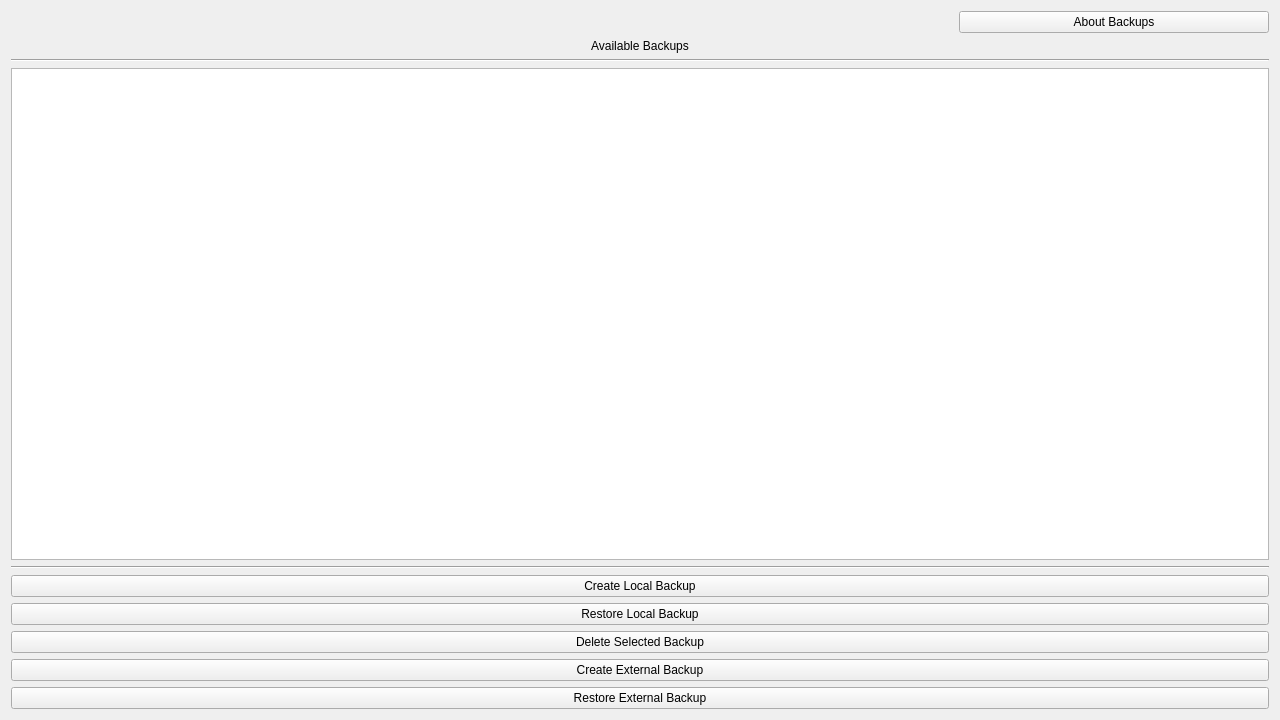
Old version of the form src/gui/widgets/backupwidget.ui in the repository fiffty-50/openPilotLog.
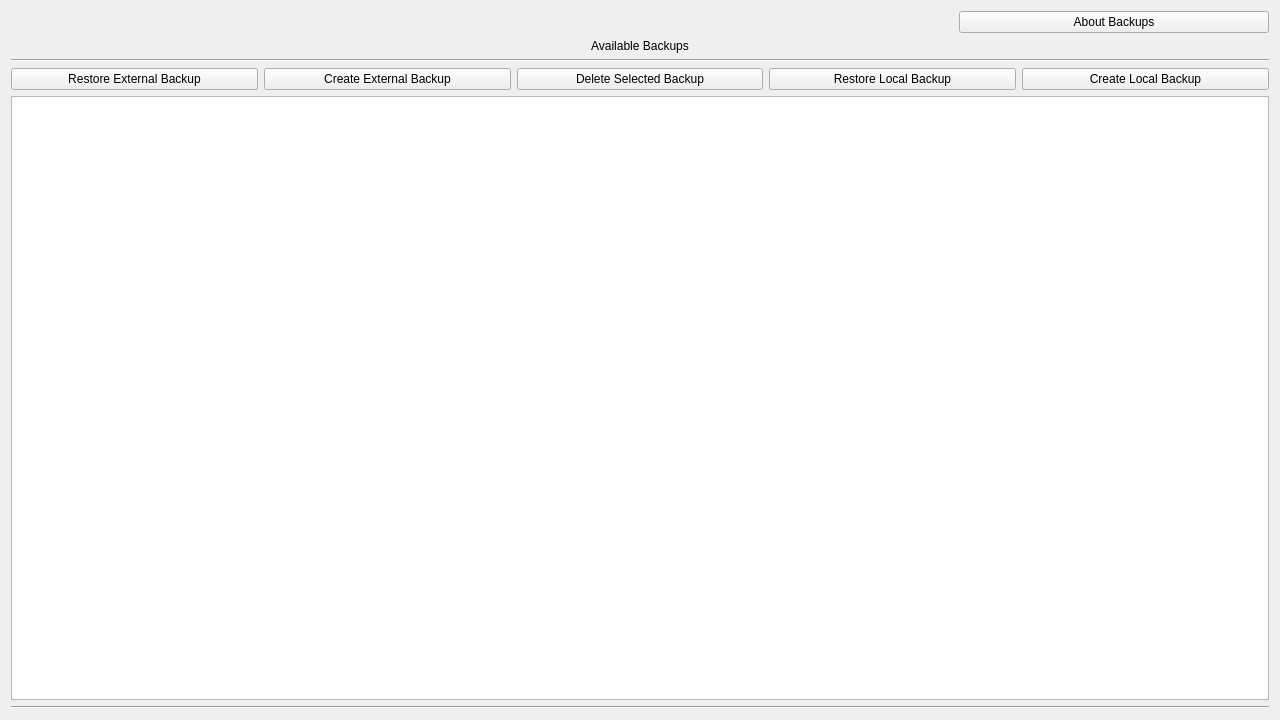
New version of the form.

Commit message:
Begun drafting backupwidget signals, moved buttons up to debug
Begun the plumbing of connecting TableView signals etc.
The window doesnt resize well and had to move buttons over the table because the were under my screen
AMEND: added 2 comments

```diff
--- a/src/gui/widgets/backupwidget.ui
+++ b/src/gui/widgets/backupwidget.ui
@@ -14,8 +14,14 @@
    <string>Form</string>
   </property>
   <layout class="QGridLayout" name="gridLayout">
-   <item row="3" column="0">
+   <item row="4" column="0">
     <widget class="QTableView" name="tableView">
+     <property name="sizePolicy">
+      <sizepolicy hsizetype="Expanding" vsizetype="Expanding">
+       <horstretch>0</horstretch>
+       <verstretch>0</verstretch>
+      </sizepolicy>
+     </property>
      <property name="sizeAdjustPolicy">
       <enum>QAbstractScrollArea::AdjustToContents</enum>
      </property>
@@ -39,7 +45,14 @@
      </attribute>
     </widget>
    </item>
-   <item row="5" column="0">
+   <item row="2" column="0">
+    <widget class="Line" name="line">
+     <property name="orientation">
+      <enum>Qt::Horizontal</enum>
+     </property>
+    </widget>
+   </item>
+   <item row="6" column="0">
     <widget class="Line" name="line_2">
      <property name="orientation">
       <enum>Qt::Horizontal</enum>
@@ -78,27 +91,6 @@
      </item>
     </layout>
    </item>
-   <item row="9" column="0">
-    <widget class="QPushButton" name="createExternalPushButton">
-     <property name="text">
-      <string>Create External Backup</string>
-     </property>
-    </widget>
-   </item>
-   <item row="7" column="0">
-    <widget class="QPushButton" name="restoreLocalPushButton">
-     <property name="text">
-      <string>Restore Local Backup</string>
-     </property>
-    </widget>
-   </item>
-   <item row="6" column="0">
-    <widget class="QPushButton" name="createLocalPushButton">
-     <property name="text">
-      <string>Create Local Backup</string>
-     </property>
-    </widget>
-   </item>
    <item row="1" column="0">
     <layout class="QHBoxLayout" name="horizontalLayout">
      <item>
@@ -127,26 +119,44 @@
      </item>
     </layout>
    </item>
-   <item row="2" column="0">
-    <widget class="Line" name="line">
-     <property name="orientation">
-      <enum>Qt::Horizontal</enum>
-     </property>
-    </widget>
-   </item>
-   <item row="10" column="0">
+   <item row="3" column="0">
+    <layout class="QHBoxLayout" name="horizontalLayout_11">
+     <item>
     <widget class="QPushButton" name="restoreExternalPushButton">
      <property name="text">
       <string>Restore External Backup</string>
      </property>
     </widget>
    </item>
-   <item row="8" column="0">
+     <item>
+      <widget class="QPushButton" name="createExternalPushButton">
+       <property name="text">
+        <string>Create External Backup</string>
+       </property>
+      </widget>
+     </item>
+     <item>
     <widget class="QPushButton" name="deleteSelectedPushButton">
      <property name="text">
       <string>Delete Selected Backup</string>
      </property>
     </widget>
+     </item>
+     <item>
+      <widget class="QPushButton" name="restoreLocalPushButton">
+       <property name="text">
+        <string>Restore Local Backup</string>
+       </property>
+      </widget>
+     </item>
+     <item>
+      <widget class="QPushButton" name="createLocalPushButton">
+       <property name="text">
+        <string>Create Local Backup</string>
+       </property>
+      </widget>
+     </item>
+    </layout>
    </item>
   </layout>
  </widget>
```
Left out of the diff: 6 changed lines with no effect on the pictures. Lines whose indentation alone changed are shown as unchanged. The commit also changes 2 other files.
